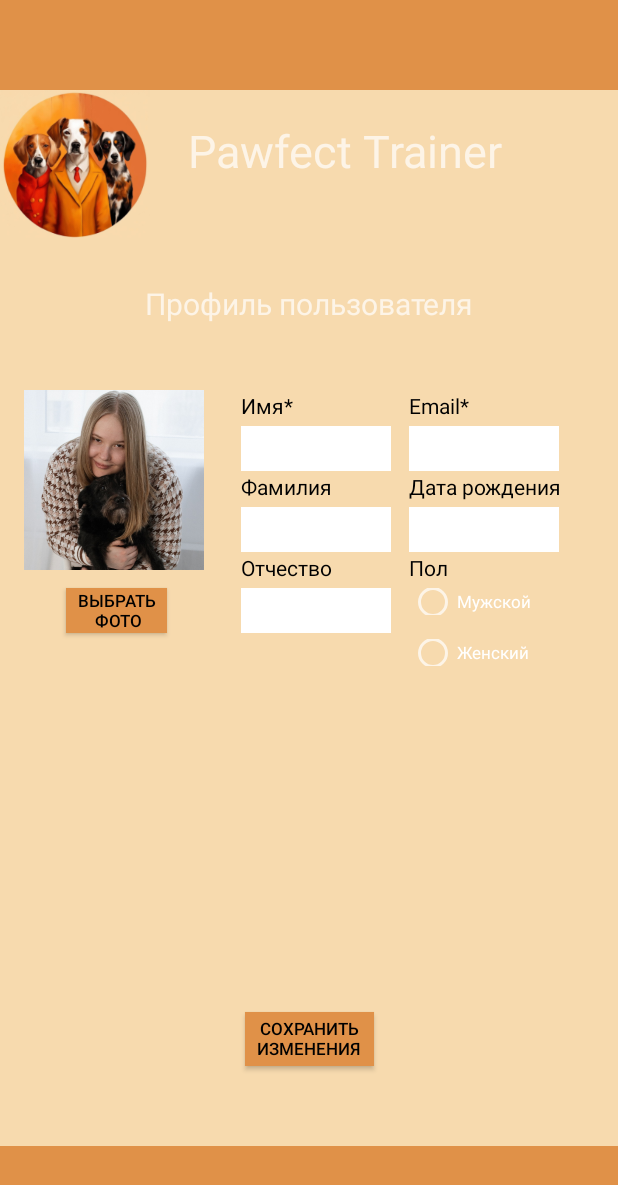
After one commit to moevm/adfmp1h24-dog_trainer, an Android app: the layout activity_view_user_me.xml on its own in the app's theme, with its tools: preview values and no code run, on a phone screen of 412 x 824 dp. The commit adds this screen. Shown: the top 1185 px of the screen. Run offline under Robolectric (Android 15) with nearby library versions, the phone set to English and light mode, and no system bars.

Commit message:
refs #2: created user profile screen

```diff
--- a/DogTrainer/app/src/main/AndroidManifest.xml
+++ b/DogTrainer/app/src/main/AndroidManifest.xml
@@ -12,6 +12,9 @@
         android:supportsRtl="true"
         tools:targetApi="31">
         <activity
+            android:name=".ViewUserMeActivity"
+            android:exported="false" />
+        <activity
             android:name=".MainActivity"
             android:exported="true"
             android:theme="@style/Theme.AppCompat">
--- /dev/null
+++ b/DogTrainer/app/src/main/java/application_development_for_mobile_platforms/dog_trainer/ViewUserMeActivity.kt
@@ -0,0 +1,11 @@
+package application_development_for_mobile_platforms.dog_trainer
+
+import androidx.appcompat.app.AppCompatActivity
+import android.os.Bundle
+
+class ViewUserMeActivity : AppCompatActivity() {
+    override fun onCreate(savedInstanceState: Bundle?) {
+        super.onCreate(savedInstanceState)
+        setContentView(R.layout.activity_view_user_me)
+    }
+}
--- /dev/null
+++ b/DogTrainer/app/src/main/res/layout/activity_view_user_me.xml
@@ -0,0 +1,261 @@
+<?xml version="1.0" encoding="utf-8"?>
+<androidx.constraintlayout.widget.ConstraintLayout xmlns:android="http://schemas.android.com/apk/res/android"
+    xmlns:app="http://schemas.android.com/apk/res-auto"
+    xmlns:tools="http://schemas.android.com/tools"
+    android:layout_width="match_parent"
+    android:layout_height="match_parent"
+    tools:context=".ViewUserMeActivity"
+    android:background="@color/mainBackground">
+
+    <View
+        android:id="@+id/topRectangle"
+        android:layout_width="match_parent"
+        android:layout_height="60dp"
+        android:layout_alignParentTop="true"
+        android:background="@color/mainElements"
+        android:visibility="visible"
+        app:layout_constraintEnd_toEndOf="parent"
+        app:layout_constraintHorizontal_bias="1.0"
+        app:layout_constraintStart_toStartOf="parent"
+        app:layout_constraintTop_toTopOf="parent" />
+
+    <ImageView
+        android:id="@+id/appLogo"
+        android:layout_width="100dp"
+        android:layout_height="100dp"
+        android:layout_marginTop="60dp"
+        android:contentDescription="@string/appLogo"
+        app:layout_constraintBottom_toBottomOf="parent"
+        app:layout_constraintEnd_toEndOf="parent"
+        app:layout_constraintHorizontal_bias="0.0"
+        app:layout_constraintStart_toStartOf="parent"
+        app:layout_constraintTop_toTopOf="parent"
+        app:layout_constraintVertical_bias="0.0"
+        app:srcCompat="@drawable/app_logo" />
+
+    <TextView
+        android:id="@+id/appName"
+        android:layout_width="wrap_content"
+        android:layout_height="wrap_content"
+        android:layout_marginStart="25dp"
+        android:layout_marginTop="80dp"
+        android:layout_marginEnd="57dp"
+        android:text="@string/appName"
+        android:textSize="30sp"
+        app:layout_constraintBottom_toBottomOf="parent"
+        app:layout_constraintEnd_toEndOf="parent"
+        app:layout_constraintHorizontal_bias="0.0"
+        app:layout_constraintStart_toEndOf="@+id/appLogo"
+        app:layout_constraintTop_toTopOf="parent"
+        app:layout_constraintVertical_bias="0.0" />
+
+    <EditText
+        android:id="@+id/userName"
+        android:layout_width="100dp"
+        android:layout_height="30dp"
+        android:layout_marginStart="64dp"
+        android:layout_marginTop="68dp"
+        android:background="@color/white"
+        android:ems="10"
+        android:inputType="text"
+        app:layout_constraintStart_toStartOf="@+id/registrationScreenHeader"
+        app:layout_constraintTop_toBottomOf="@+id/registrationScreenHeader" />
+
+    <EditText
+        android:id="@+id/userEmail"
+        android:layout_width="100dp"
+        android:layout_height="30dp"
+        android:layout_marginStart="176dp"
+        android:layout_marginTop="68dp"
+        android:autofillHints=""
+        android:background="@color/white"
+        android:ems="10"
+        android:inputType="textEmailAddress"
+        app:layout_constraintStart_toStartOf="@+id/registrationScreenHeader"
+        app:layout_constraintTop_toBottomOf="@+id/registrationScreenHeader" />
+
+    <EditText
+        android:id="@+id/userPatronymic"
+        android:layout_width="100dp"
+        android:layout_height="30dp"
+        android:layout_marginStart="64dp"
+        android:layout_marginTop="24dp"
+        android:autofillHints=""
+        android:background="@color/white"
+        android:ems="10"
+        android:inputType="textPassword"
+        app:layout_constraintStart_toStartOf="@+id/registrationScreenHeader"
+        app:layout_constraintTop_toBottomOf="@+id/userSurname" />
+
+    <EditText
+        android:id="@+id/userSurname"
+        android:layout_width="100dp"
+        android:layout_height="30dp"
+        android:layout_marginStart="64dp"
+        android:layout_marginTop="24dp"
+        android:background="@color/white"
+        android:ems="10"
+        android:inputType="text"
+        app:layout_constraintStart_toStartOf="@+id/registrationScreenHeader"
+        app:layout_constraintTop_toBottomOf="@+id/userName" />
+
+    <EditText
+        android:id="@+id/userDateBirth"
+        android:layout_width="100dp"
+        android:layout_height="30dp"
+        android:layout_marginStart="176dp"
+        android:layout_marginTop="24dp"
+        android:background="@color/white"
+        android:ems="10"
+        android:inputType="datetime"
+        app:layout_constraintStart_toStartOf="@+id/registrationScreenHeader"
+        app:layout_constraintTop_toBottomOf="@+id/userEmail" />
+
+    <TextView
+        android:id="@+id/textUserName"
+        android:layout_width="wrap_content"
+        android:layout_height="wrap_content"
+        android:layout_marginStart="64dp"
+        android:layout_marginBottom="4dp"
+        android:text="@string/userName"
+        android:textColor="@color/black"
+        app:layout_constraintBottom_toTopOf="@+id/userName"
+        app:layout_constraintStart_toStartOf="@+id/registrationScreenHeader" />
+
+    <TextView
+        android:id="@+id/textUserEmail"
+        android:layout_width="wrap_content"
+        android:layout_height="wrap_content"
+        android:layout_marginBottom="4dp"
+        android:text="@string/userEmail"
+        android:textColor="@color/black"
+        app:layout_constraintBottom_toTopOf="@+id/userEmail"
+        app:layout_constraintStart_toStartOf="@+id/userEmail" />
+
+    <TextView
+        android:id="@+id/textUserSurname"
+        android:layout_width="wrap_content"
+        android:layout_height="wrap_content"
+        android:layout_marginStart="64dp"
+        android:layout_marginBottom="4dp"
+        android:text="@string/userSurname"
+        android:textColor="@color/black"
+        app:layout_constraintBottom_toTopOf="@+id/userSurname"
+        app:layout_constraintStart_toStartOf="@+id/registrationScreenHeader" />
+
+    <TextView
+        android:id="@+id/textUserDateBirth"
+        android:layout_width="wrap_content"
+        android:layout_height="wrap_content"
+        android:layout_marginBottom="4dp"
+        android:text="@string/userDateBirth"
+        android:textColor="@color/black"
+        app:layout_constraintBottom_toTopOf="@+id/userDateBirth"
+        app:layout_constraintStart_toStartOf="@+id/userDateBirth" />
+
+    <TextView
+        android:id="@+id/textUserPatronymic"
+        android:layout_width="wrap_content"
+        android:layout_height="wrap_content"
+        android:layout_marginBottom="4dp"
+        android:text="@string/userPatronymic"
+        android:textColor="@color/black"
+        app:layout_constraintBottom_toTopOf="@+id/userPatronymic"
+        app:layout_constraintStart_toStartOf="@+id/userPatronymic" />
+
+    <TextView
+        android:id="@+id/userSex"
+        android:layout_width="wrap_content"
+        android:layout_height="wrap_content"
+        android:layout_marginStart="176dp"
+        android:layout_marginBottom="4dp"
+        android:text="@string/userSex"
+        android:textColor="@color/black"
+        app:layout_constraintBottom_toTopOf="@+id/userSexMale"
+        app:layout_constraintStart_toStartOf="@+id/registrationScreenHeader" />
+
+    <Button
+        android:id="@+id/choosePhotoButton"
+        android:layout_width="67dp"
+        android:layout_height="30dp"
+        android:layout_marginStart="44dp"
+        android:layout_marginTop="12dp"
+        android:background="@color/mainElements"
+        android:text="@string/choosePhoto"
+        android:textColor="@color/black"
+        android:textSize="11sp"
+        app:layout_constraintStart_toStartOf="parent"
+        app:layout_constraintTop_toBottomOf="@+id/imageView" />
+
+    <Button
+        android:id="@+id/saveChangesButton"
+        android:layout_width="86dp"
+        android:layout_height="36dp"
+        android:layout_marginBottom="53dp"
+        android:background="@color/mainElements"
+        android:text="@string/saveChanges"
+        android:textColor="@color/black"
+        android:textSize="11sp"
+        app:layout_constraintBottom_toTopOf="@+id/footerRectangle"
+        app:layout_constraintEnd_toEndOf="parent"
+        app:layout_constraintStart_toStartOf="parent" />
+
+    <View
+        android:id="@+id/footerRectangle"
+        android:layout_width="match_parent"
+        android:layout_height="60dp"
+        android:layout_alignParentTop="true"
+        android:layout_marginTop="660dp"
+        android:background="@color/mainElements"
+        android:visibility="visible"
+        app:layout_constraintBottom_toBottomOf="parent"
+        app:layout_constraintEnd_toEndOf="parent"
+        app:layout_constraintHorizontal_bias="0.0"
+        app:layout_constraintStart_toStartOf="parent"
+        app:layout_constraintTop_toBottomOf="@+id/topRectangle"
+        app:layout_constraintVertical_bias="1.0" />
+
+    <TextView
+        android:id="@+id/registrationScreenHeader"
+        android:layout_width="wrap_content"
+        android:layout_height="wrap_content"
+        android:layout_marginTop="68dp"
+        android:text="@string/viewUserMeScreenHeader"
+        android:textSize="20sp"
+        app:layout_constraintEnd_toEndOf="parent"
+        app:layout_constraintStart_toStartOf="parent"
+        app:layout_constraintTop_toBottomOf="@+id/appName" />
+
+    <ImageView
+        android:id="@+id/imageView"
+        android:layout_width="120dp"
+        android:layout_height="120dp"
+        android:layout_marginStart="16dp"
+        android:layout_marginTop="44dp"
+        app:layout_constraintStart_toStartOf="parent"
+        app:layout_constraintTop_toBottomOf="@+id/registrationScreenHeader"
+        app:srcCompat="@drawable/view_user_me_example" />
+
+    <RadioButton
+        android:id="@+id/userSexMale"
+        android:layout_width="88dp"
+        android:layout_height="18dp"
+        android:layout_marginStart="176dp"
+        android:layout_marginTop="24dp"
+        android:text="@string/userSexMale"
+        android:textSize="11sp"
+        app:layout_constraintStart_toStartOf="@+id/registrationScreenHeader"
+        app:layout_constraintTop_toBottomOf="@+id/userDateBirth" />
+
+    <RadioButton
+        android:id="@+id/userSexFemale"
+        android:layout_width="88dp"
+        android:layout_height="18dp"
+        android:layout_marginStart="176dp"
+        android:layout_marginTop="16dp"
+        android:text="@string/userSexFemale"
+        android:textSize="11sp"
+        app:layout_constraintStart_toStartOf="@+id/registrationScreenHeader"
+        app:layout_constraintTop_toBottomOf="@+id/userSexMale" />
+
+</androidx.constraintlayout.widget.ConstraintLayout>
--- a/DogTrainer/app/src/main/res/values/strings.xml
+++ b/DogTrainer/app/src/main/res/values/strings.xml
@@ -8,4 +8,13 @@
     <string name="userPasswordRepeat">Повторите пароль*</string>
     <string name="signUp">Зарегистрироваться</string>
     <string name="signIn">Войти</string>
+    <string name="registrationScreenHeader">Регистрация</string>
+    <string name="viewUserMeScreenHeader">Профиль пользователя</string>
+    <string name="userSexMale">Мужской</string>
+    <string name="userSexFemale">Женский</string>
+    <string name="userPatronymic">Отчество</string>
+    <string name="userDateBirth">Дата рождения</string>
+    <string name="userSex">Пол</string>
+    <string name="saveChanges">Сохранить изменения</string>
+    <string name="choosePhoto">Выбрать\n фото</string>
 </resources>
```
Also changed, not shown: DogTrainer/app/src/main/res/drawable/view_user_me_example.png (added).
